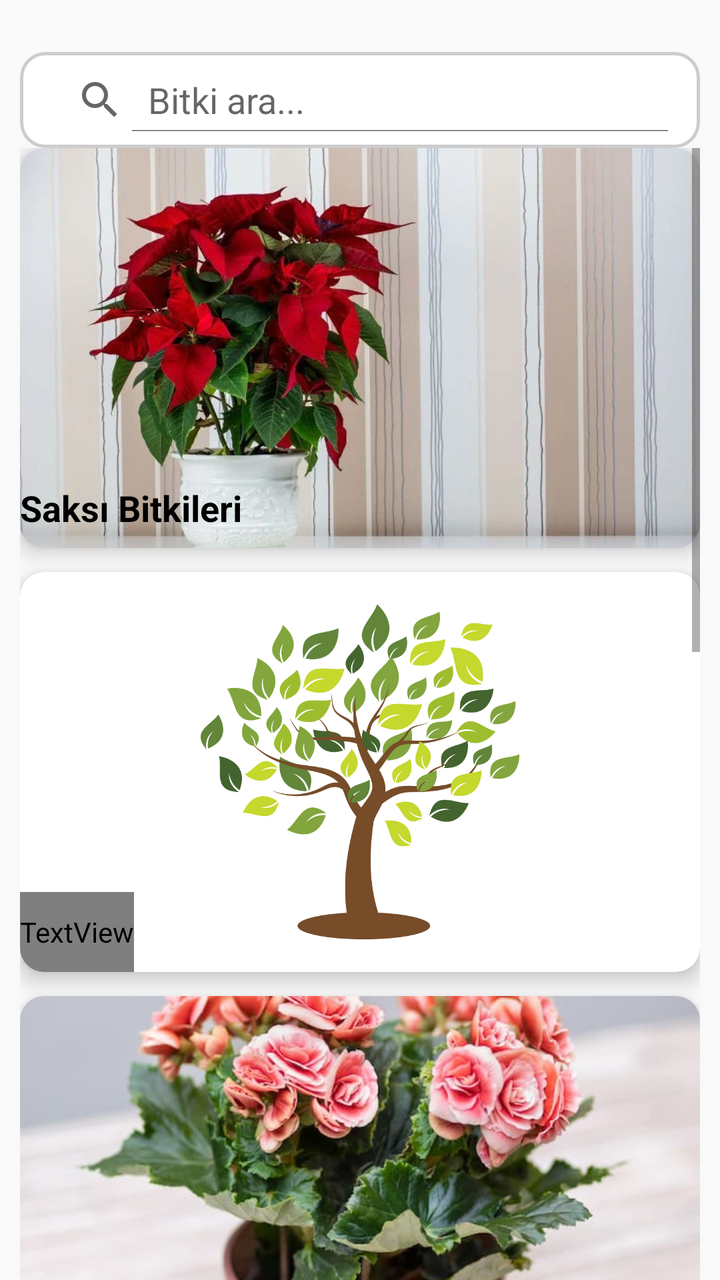
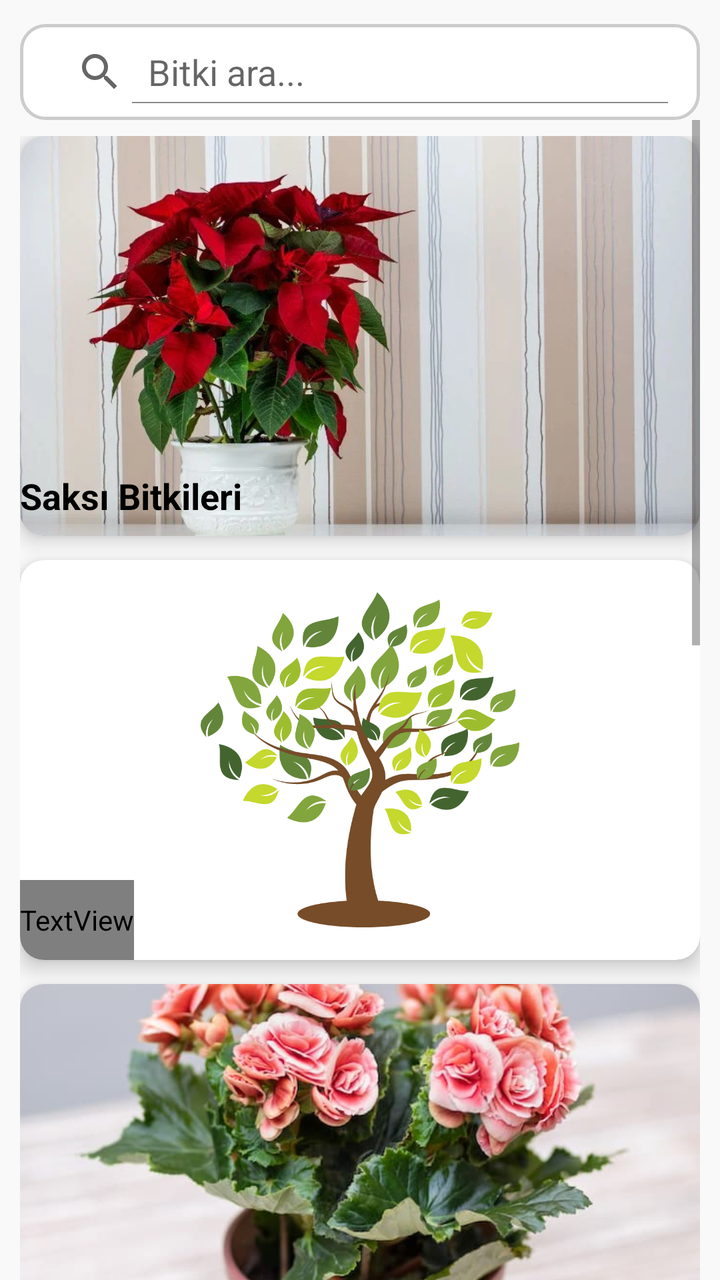

Screens rendered from an Android XML layout before and after an edit, with the pre-edit source and the edit as a unified diff.
<!-- AndroidManifest.xml: application theme Theme.GrowEase2.NoActionBar -->
<!-- res/layout/activity_main.xml -->
<?xml version="1.0" encoding="utf-8"?>
<FrameLayout xmlns:android="http://schemas.android.com/apk/res/android"
    xmlns:app="http://schemas.android.com/apk/res-auto"
    android:layout_width="match_parent"
    android:layout_height="match_parent"
    android:background="#F9F9F9">

    
    <androidx.constraintlayout.widget.ConstraintLayout
        android:id="@+id/mainContainer"
        android:layout_width="match_parent"
        android:layout_height="match_parent">

        
        <SearchView
            android:id="@+id/searchView"
            android:layout_width="match_parent"
            android:layout_height="wrap_content"
            android:layout_marginHorizontal="10dp"
            android:layout_marginTop="26dp"
            android:background="@drawable/searchview_background"
            android:iconifiedByDefault="false"
            android:queryHint="Bitki ara..."
            app:layout_constraintEnd_toEndOf="parent"
            app:layout_constraintStart_toStartOf="parent"
            app:layout_constraintTop_toTopOf="parent" />

        
        <androidx.recyclerview.widget.RecyclerView
            android:id="@+id/searchResultsRecyclerView"
            android:layout_width="match_parent"
            android:layout_height="0dp"
            android:layout_marginHorizontal="10dp"
            android:clipToPadding="false"
            android:padding="8dp"
            android:visibility="gone"
            app:layout_constraintBottom_toBottomOf="parent"
            app:layout_constraintEnd_toEndOf="parent"
            app:layout_constraintStart_toStartOf="parent"
            app:layout_constraintTop_toBottomOf="@id/searchView" />

        
        <ScrollView
            android:id="@+id/scrollView"
            android:layout_width="match_parent"
            android:layout_height="0dp"
            android:layout_marginHorizontal="10dp"
            android:fitsSystemWindows="true"
            app:layout_constraintBottom_toBottomOf="parent"
            app:layout_constraintEnd_toEndOf="parent"
            app:layout_constraintStart_toStartOf="parent"
            app:layout_constraintTop_toBottomOf="@id/searchView">

            <LinearLayout
                android:layout_width="match_parent"
                android:layout_height="wrap_content"
                android:orientation="vertical">

                
                <androidx.cardview.widget.CardView
                    android:id="@+id/cardCategory1"
                    android:layout_width="match_parent"
                    android:layout_height="200dp"
                    android:layout_marginBottom="12dp"
                    android:clickable="true"
                    android:foreground="?android:attr/selectableItemBackground"
                    app:cardCornerRadius="12dp"
                    app:cardElevation="6dp">

                    <FrameLayout
                        android:layout_width="match_parent"
                        android:layout_height="match_parent">

                        <ImageView
                            android:id="@+id/imageCategory1"
                            android:layout_width="match_parent"
                            android:layout_height="match_parent"
                            android:contentDescription="Kategori 1"
                            android:scaleType="centerCrop"
                            android:src="@drawable/ataturkcicegi" />

                        <TextView
                            android:id="@+id/textCategory1"
                            android:layout_width="wrap_content"
                            android:layout_height="40dp"
                            android:layout_gravity="bottom"
                            android:gravity="center"
                            android:text="Saksı Bitkileri"
                            android:textColor="@color/black"
                            android:textSize="18sp"
                            android:textStyle="bold" />
                    </FrameLayout>
                </androidx.cardview.widget.CardView>

                
                <androidx.cardview.widget.CardView
                    android:id="@+id/cardCategory2"
                    android:layout_width="match_parent"
                    android:layout_height="200dp"
                    android:backgroundTint="@color/white"
                    android:layout_marginBottom="12dp"
                    android:clickable="true"
                    android:foreground="?android:attr/selectableItemBackground"
                    app:cardCornerRadius="12dp"
                    app:cardElevation="6dp">

                    <FrameLayout
                        android:layout_width="match_parent"
                        android:layout_height="match_parent">

                        <ImageView
                            android:id="@+id/imageCategory2"
                            android:layout_width="match_parent"
                            android:layout_height="match_parent"
                            android:contentDescription="Kategori 2"
                            android:scaleType="centerCrop"
                            android:src="@drawable/a" />

                        <TextView
                            android:id="@+id/textCategory2"
                            android:layout_width="wrap_content"
                            android:layout_height="40dp"
                            android:layout_gravity="bottom"
                            android:fontFamily="@font/alata"
                            android:gravity="center"
                            android:text="Ağaçlar"
                            android:textColor="@color/black"
                            android:textSize="18sp"
                            android:textStyle="bold" />
                    </FrameLayout>
                </androidx.cardview.widget.CardView>

                
                <androidx.cardview.widget.CardView
                    android:id="@+id/cardCategory3"
                    android:layout_width="match_parent"
                    android:layout_height="200dp"
                    android:layout_marginBottom="12dp"
                    android:clickable="true"
                    android:foreground="?android:attr/selectableItemBackground"
                    app:cardCornerRadius="12dp"
                    app:cardElevation="6dp">

                    <FrameLayout
                        android:layout_width="match_parent"
                        android:layout_height="match_parent">

                        <ImageView
                            android:id="@+id/imageCategory3"
                            android:layout_width="match_parent"
                            android:layout_height="match_parent"
                            android:contentDescription="Kategori 3"
                            android:scaleType="centerCrop"
                            android:src="@drawable/begonya" />

                        <TextView
                            android:id="@+id/textCategory3"
                            android:layout_width="wrap_content"
                            android:layout_height="40dp"
                            android:layout_gravity="bottom"
                            android:fontFamily="@font/alata"
                            android:gravity="center"
                            android:text="Meyveler"
                            android:textColor="@color/black"
                            android:textSize="18sp"
                            android:textStyle="bold" />
                    </FrameLayout>
                </androidx.cardview.widget.CardView>

                
                <androidx.cardview.widget.CardView
                    android:id="@+id/cardCategory4"
                    android:layout_width="match_parent"
                    android:layout_height="200dp"
                    android:layout_marginBottom="12dp"
                    android:clickable="true"
                    android:foreground="?android:attr/selectableItemBackground"
                    app:cardCornerRadius="12dp"
                    app:cardElevation="6dp">

                    <FrameLayout
                        android:layout_width="match_parent"
                        android:layout_height="match_parent">

                        <ImageView
                            android:id="@+id/imageCategory4"
                            android:layout_width="match_parent"
                            android:layout_height="match_parent"
                            android:contentDescription="Kategori 4"
                            android:scaleType="centerCrop"
                            android:src="@drawable/grow" />

                        <TextView
                            android:id="@+id/textCategory4"
                            android:layout_width="wrap_content"
                            android:layout_height="40dp"
                            android:layout_gravity="bottom"
                            android:fontFamily="@font/alata"
                            android:gravity="center"
                            android:text="Sebzeler"
                            android:textColor="@color/black"
                            android:textSize="18sp"
                            android:textStyle="bold" />
                    </FrameLayout>
                </androidx.cardview.widget.CardView>

                
                <androidx.cardview.widget.CardView
                    android:id="@+id/cardCategory5"
                    android:layout_width="match_parent"
                    android:layout_height="200dp"
                    android:layout_marginBottom="12dp"
                    android:clickable="true"
                    android:foreground="?android:attr/selectableItemBackground"
                    app:cardCornerRadius="12dp"
                    app:cardElevation="6dp">

                    <FrameLayout
                        android:layout_width="match_parent"
                        android:layout_height="match_parent">

                        <ImageView
                            android:id="@+id/imageCategory5"
                            android:layout_width="match_parent"
                            android:layout_height="match_parent"
                            android:contentDescription="Kategori 5"
                            android:scaleType="centerCrop"
                            android:src="@drawable/antoryum" />

                        <TextView
                            android:id="@+id/wrap"
                            android:layout_width="wrap_content"
                            android:layout_height="40dp"
                            android:layout_gravity="bottom"
                            android:fontFamily="@font/alata"
                            android:gravity="center"
                            android:text="Gübreleme"
                            android:textColor="@color/black"
                            android:textSize="18sp"
                            android:textStyle="bold" />
                    </FrameLayout>
                </androidx.cardview.widget.CardView>

                
                <androidx.cardview.widget.CardView
                    android:id="@+id/cardCategory6"
                    android:layout_width="match_parent"
                    android:layout_height="200dp"
                    android:layout_marginBottom="12dp"
                    android:clickable="true"
                    android:foreground="?android:attr/selectableItemBackground"
                    app:cardCornerRadius="12dp"
                    app:cardElevation="6dp">

                    <FrameLayout
                        android:layout_width="match_parent"
                        android:layout_height="match_parent">

                        <ImageView
                            android:id="@+id/imageCategory6"
                            android:layout_width="match_parent"
                            android:layout_height="match_parent"
                            android:contentDescription="Kategori 6"
                            android:scaleType="centerCrop"
                            android:src="@drawable/menekse" />

                        <TextView
                            android:id="@+id/textCategory6"
                            android:layout_width="wrap_content"
                            android:layout_height="40dp"
                            android:layout_gravity="bottom"
                            android:fontFamily="@font/alata"
                            android:gravity="center"
                            android:text="Budama"
                            android:textColor="@color/black"
                            android:textSize="18sp"
                            android:textStyle="bold" />
                    </FrameLayout>
                </androidx.cardview.widget.CardView>

            </LinearLayout>
        </ScrollView>

    </androidx.constraintlayout.widget.ConstraintLayout>

    
    <FrameLayout
        android:id="@+id/fragmentContainer"
        android:layout_width="match_parent"
        android:layout_height="match_parent"
        android:visibility="gone" />

</FrameLayout>
<!-- resources referenced by this layout -->
<resources>
  <color name="black">#000000</color>
  <color name="white">#FFFFFF</color>
  <!-- drawable a: webp bitmap (drawable, 28908 bytes) -->
  <!-- drawable antoryum: webp bitmap (drawable, 23826 bytes) -->
  <!-- drawable ataturkcicegi: webp bitmap (drawable, 45836 bytes) -->
  <!-- drawable begonya: jpg bitmap (drawable, 41792 bytes) -->
  <!-- drawable grow: jpg bitmap (drawable, 31734 bytes) -->
  <!-- drawable menekse: webp bitmap (drawable, 23710 bytes) -->
  <!-- drawable searchview_background (drawable) -->
  <?xml version="1.0" encoding="utf-8"?>
  <shape xmlns:android="http://schemas.android.com/apk/res/android"
      android:shape="rectangle">
  
      
      <solid android:color="#FFFFFF" />
  
      
      <stroke
          android:width="1.5dp"
          android:color="#CCCCCC" />
  
      
      <corners android:radius="12dp" />
  
      
      <padding
          android:left="8dp"
          android:top="8dp"
          android:right="8dp"
          android:bottom="8dp" />
  </shape>
  <style name="Theme.GrowEase2.NoActionBar">
          <item name="windowActionBar">false</item>
          <item name="windowNoTitle">true</item>
      </style>
</resources>

<!-- the commit's change to res/layout/activity_main.xml (unified diff, before → after) -->
@@ -2,6 +2,8 @@
 <FrameLayout xmlns:android="http://schemas.android.com/apk/res/android"
     xmlns:app="http://schemas.android.com/apk/res-auto"
     android:layout_width="match_parent"
+    android:fitsSystemWindows="true"
+
     android:layout_height="match_parent"
     android:background="#F9F9F9">
 
@@ -17,7 +19,7 @@
             android:layout_width="match_parent"
             android:layout_height="wrap_content"
             android:layout_marginHorizontal="10dp"
-            android:layout_marginTop="26dp"
+            android:layout_marginTop="12dp"
             android:background="@drawable/searchview_background"
             android:iconifiedByDefault="false"
             android:queryHint="Bitki ara..."
@@ -53,6 +55,7 @@
 
             <LinearLayout
                 android:layout_width="match_parent"
+                android:layout_marginTop="8dp"
                 android:layout_height="wrap_content"
                 android:orientation="vertical">
 
